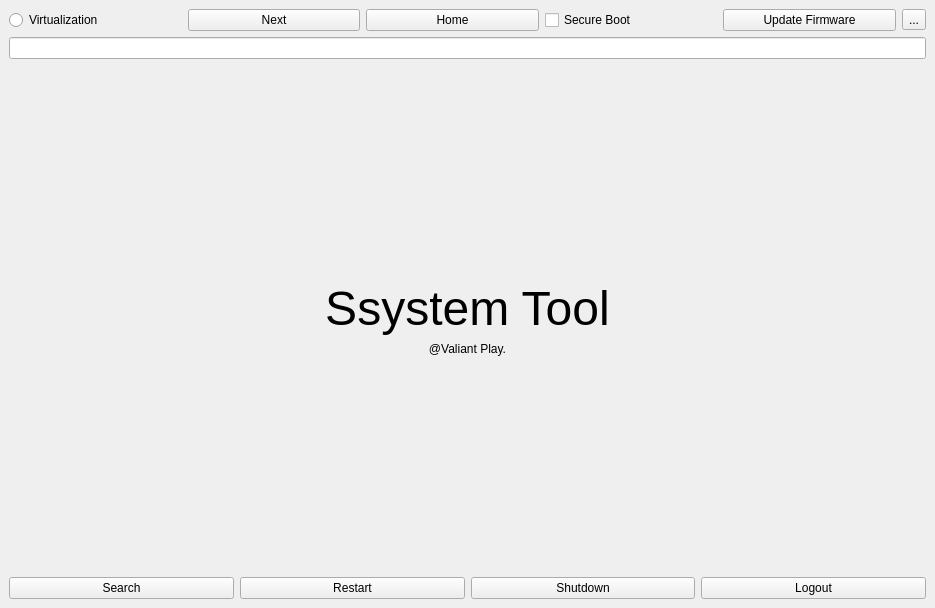
Qt form mainwindow.ui (vishal-ahirwar/QWidgetLearning) before a commit.
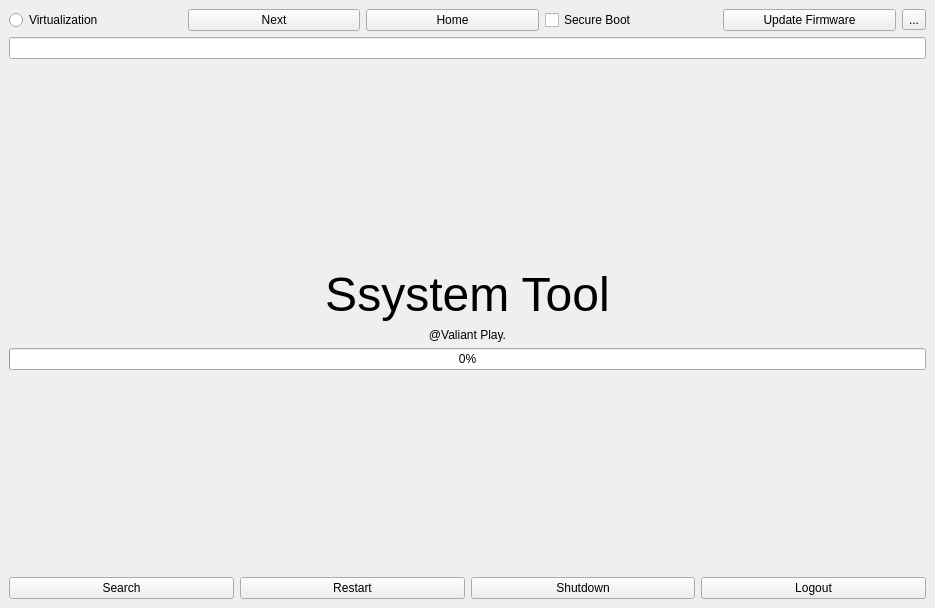
The same form after that commit.

```diff
--- a/mainwindow.ui
+++ b/mainwindow.ui
@@ -105,6 +105,13 @@
       </property>
      </widget>
     </item>
+    <item>
+     <widget class="QProgressBar" name="progress_bar">
+      <property name="value">
+       <number>0</number>
+      </property>
+     </widget>
+    </item>
     <item>
      <spacer name="verticalSpacer">
       <property name="orientation">
```
Left out of the diff: 26 changed lines with no effect on the pictures.
